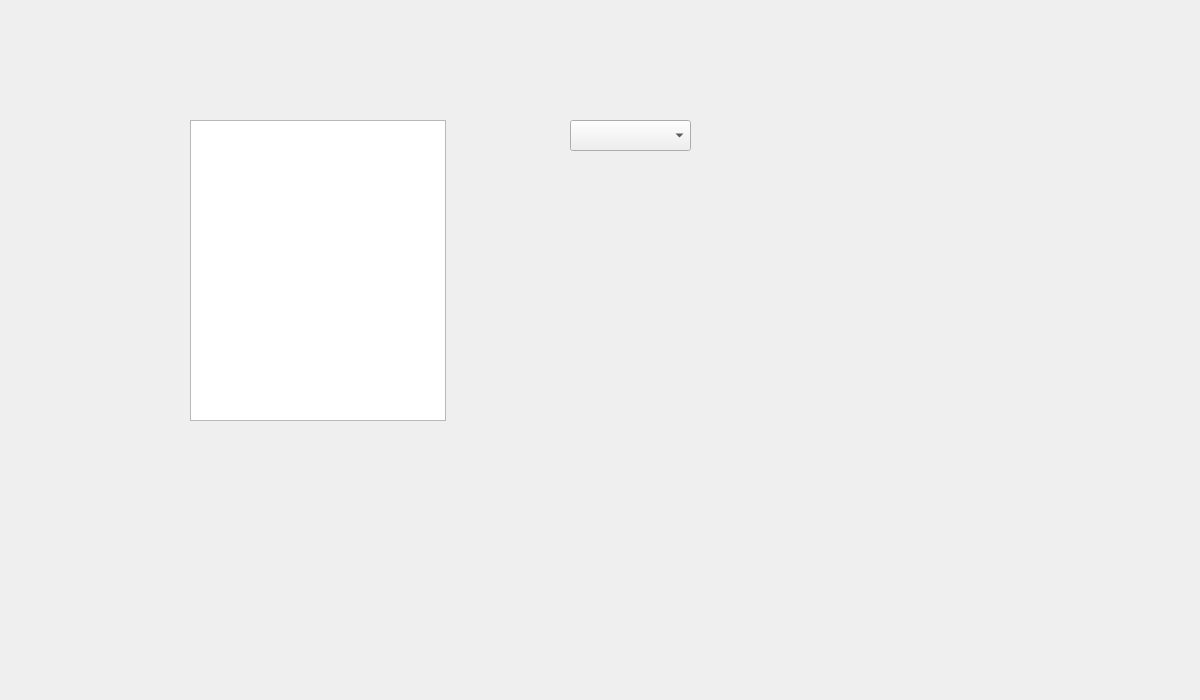
Before: the Qt Designer form CS1D-Basketball-master/Basketball/conference.ui in moetaei/CS1D-Basketball, drawn with Qt 5.
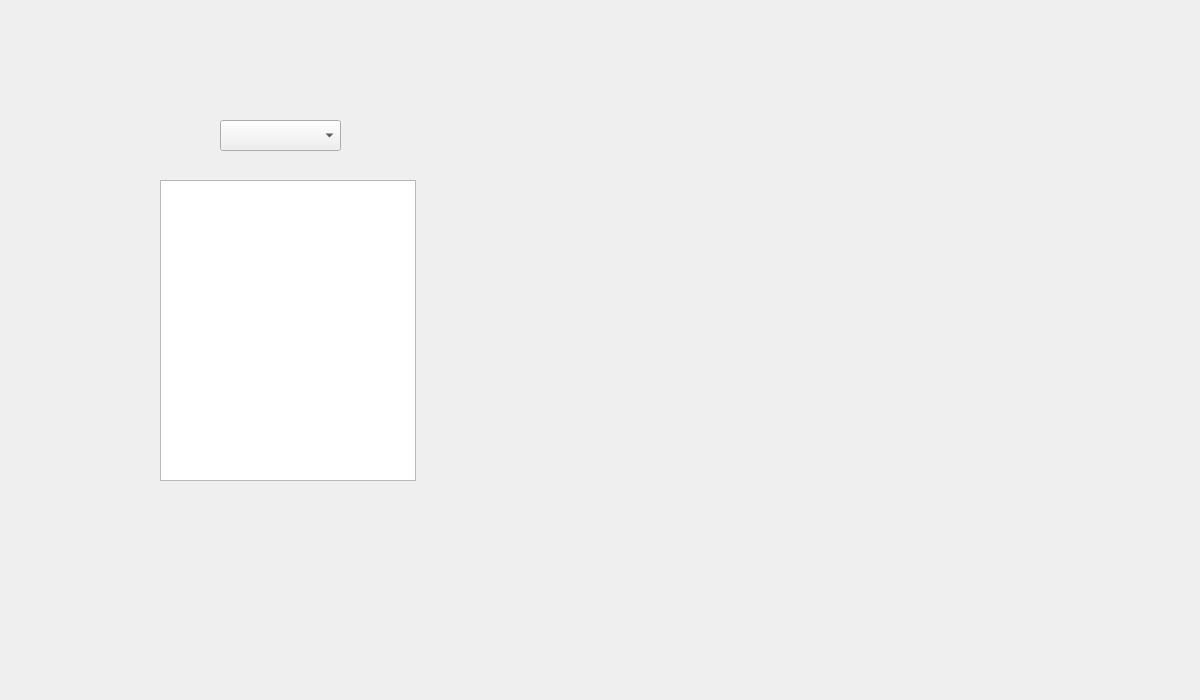
After: the same form once the commit is applied.

Diff of the .ui file:
```diff
--- a/CS1D-Basketball-master/Basketball/conference.ui
+++ b/CS1D-Basketball-master/Basketball/conference.ui
@@ -16,8 +16,8 @@
   <widget class="QTableView" name="conferenceTable">
    <property name="geometry">
     <rect>
-     <x>190</x>
-     <y>120</y>
+     <x>160</x>
+     <y>180</y>
      <width>256</width>
      <height>301</height>
     </rect>
@@ -26,13 +26,26 @@
   <widget class="QComboBox" name="comboBox">
    <property name="geometry">
     <rect>
-     <x>570</x>
+     <x>220</x>
      <y>120</y>
      <width>121</width>
      <height>31</height>
     </rect>
    </property>
   </widget>
+  <widget class="QLabel" name="label_pic">
+   <property name="geometry">
+    <rect>
+     <x>580</x>
+     <y>60</y>
+     <width>561</width>
+     <height>491</height>
+    </rect>
+   </property>
+   <property name="text">
+    <string/>
+   </property>
+  </widget>
  </widget>
  <resources/>
  <connections/>
```
